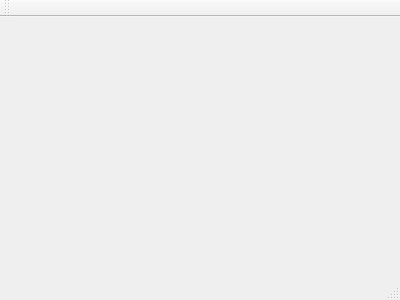
The window that mainwindow.ui (TokiSeven/university_course2_networks_lab_3_tcpChat_client) describes before a commit, drawn with Qt 5.
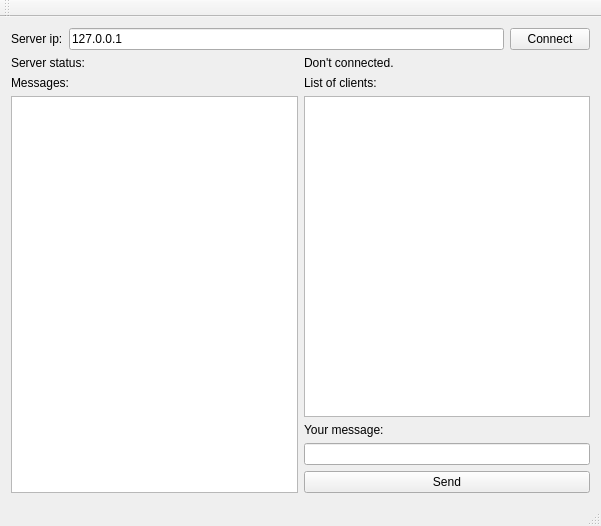
The same window after the commit.

Commit message: Create: tcpchat_client class Created tcpchat_client.cpp; created tcpchat_client.h

```diff
--- a/mainwindow.ui
+++ b/mainwindow.ui
@@ -1,24 +1,151 @@
 <ui version="4.0">
  <class>MainWindow</class>
- <widget class="QMainWindow" name="MainWindow" >
-  <property name="geometry" >
+ <widget class="QMainWindow" name="MainWindow">
+  <property name="geometry">
    <rect>
     <x>0</x>
     <y>0</y>
-    <width>400</width>
-    <height>300</height>
+    <width>601</width>
+    <height>526</height>
    </rect>
   </property>
   <property name="windowTitle" >
    <string>MainWindow</string>
   </property>
-  <widget class="QMenuBar" name="menuBar" />
-  <widget class="QToolBar" name="mainToolBar" />
-  <widget class="QWidget" name="centralWidget" />
-  <widget class="QStatusBar" name="statusBar" />
+  <widget class="QWidget" name="centralWidget">
+   <layout class="QGridLayout" name="gridLayout">
+    <item row="1" column="0">
+     <layout class="QVBoxLayout" name="verticalLayout">
+      <item>
+       <layout class="QHBoxLayout" name="horizontalLayout">
+        <item>
+         <widget class="QLabel" name="label_info_server_ip">
+          <property name="text">
+           <string>Server ip:</string>
+          </property>
+         </widget>
+        </item>
+        <item>
+         <widget class="QLineEdit" name="line_server_ip">
+          <property name="text">
+           <string>127.0.0.1</string>
+          </property>
+         </widget>
+        </item>
+        <item>
+         <widget class="QPushButton" name="button_connect">
+          <property name="text">
+           <string>Connect</string>
+          </property>
+         </widget>
+        </item>
+       </layout>
+      </item>
+      <item>
+       <layout class="QHBoxLayout" name="horizontalLayout_3">
+        <item>
+         <widget class="QLabel" name="label_info_server_status">
+          <property name="text">
+           <string>Server status:</string>
+          </property>
+         </widget>
+        </item>
+        <item>
+         <widget class="QLabel" name="label_server_status">
+          <property name="text">
+           <string>Don't connected.</string>
+          </property>
+         </widget>
+        </item>
+       </layout>
+      </item>
+      <item>
+       <layout class="QHBoxLayout" name="horizontalLayout_2">
+        <item>
+         <layout class="QVBoxLayout" name="verticalLayout_2">
+          <item>
+           <widget class="QLabel" name="label_info_messages">
+            <property name="text">
+             <string>Messages:</string>
+            </property>
+           </widget>
+          </item>
+          <item>
+           <widget class="QListWidget" name="list_messages">
+            <property name="maximumSize">
+             <size>
+              <width>16777215</width>
+              <height>16777215</height>
+             </size>
+            </property>
+           </widget>
+          </item>
+         </layout>
+        </item>
+        <item>
+         <layout class="QVBoxLayout" name="verticalLayout_3">
+          <item>
+           <widget class="QLabel" name="label_info_client_list">
+            <property name="maximumSize">
+             <size>
+              <width>250</width>
+              <height>16777215</height>
+             </size>
+            </property>
+            <property name="text">
+             <string>List of clients:</string>
+            </property>
+           </widget>
+          </item>
+          <item>
+           <widget class="QListWidget" name="list_clients"/>
+          </item>
+          <item>
+           <widget class="QLabel" name="label_info_message">
+            <property name="text">
+             <string>Your message:</string>
+            </property>
+           </widget>
+          </item>
+          <item>
+           <widget class="QLineEdit" name="text_message"/>
+          </item>
+          <item>
+           <widget class="QPushButton" name="button_send">
+            <property name="text">
+             <string>Send</string>
+            </property>
+           </widget>
+          </item>
+         </layout>
+        </item>
+       </layout>
+      </item>
+     </layout>
+    </item>
+   </layout>
+  </widget>
+  <widget class="QMenuBar" name="menuBar">
+   <property name="geometry">
+    <rect>
+     <x>0</x>
+     <y>0</y>
+     <width>601</width>
+     <height>21</height>
+    </rect>
+   </property>
+  </widget>
+  <widget class="QToolBar" name="mainToolBar">
+   <attribute name="toolBarArea">
+    <enum>TopToolBarArea</enum>
+   </attribute>
+   <attribute name="toolBarBreak">
+    <bool>false</bool>
+   </attribute>
+  </widget>
+  <widget class="QStatusBar" name="statusBar"/>
  </widget>
- <layoutDefault spacing="6" margin="11" />
- <pixmapfunction></pixmapfunction>
+ <layoutdefault spacing="6" margin="11"/>
  <resources/>
  <connections/>
 </ui>
```
Left out of the diff: 3 changed lines with no effect on the pictures. The commit also changes 5 other files.
